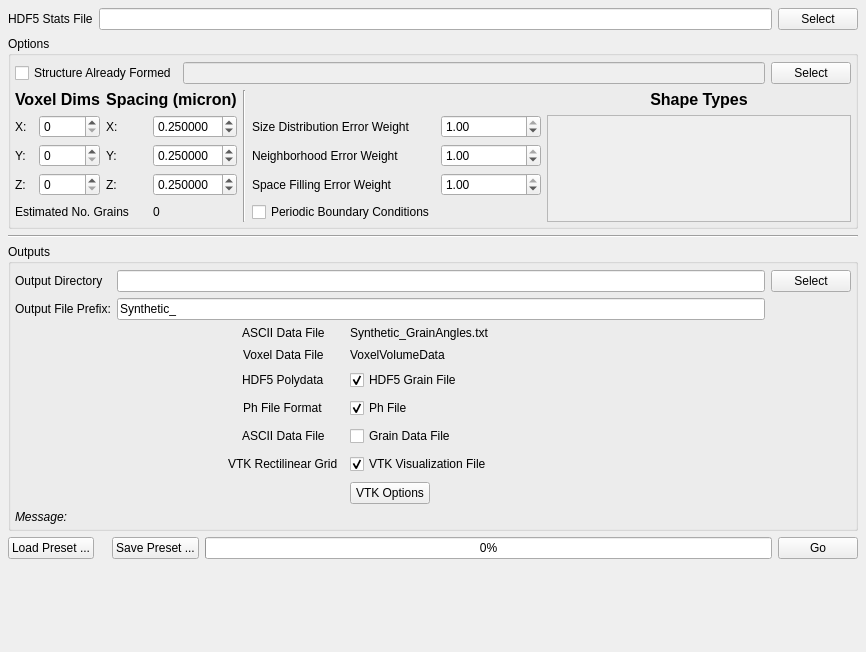
Old version of the form Source/Plugins/GrainGenerator/UI/GrainGeneratorWidget.ui in the repository BlueQuartzSoftware/DREAM3D.
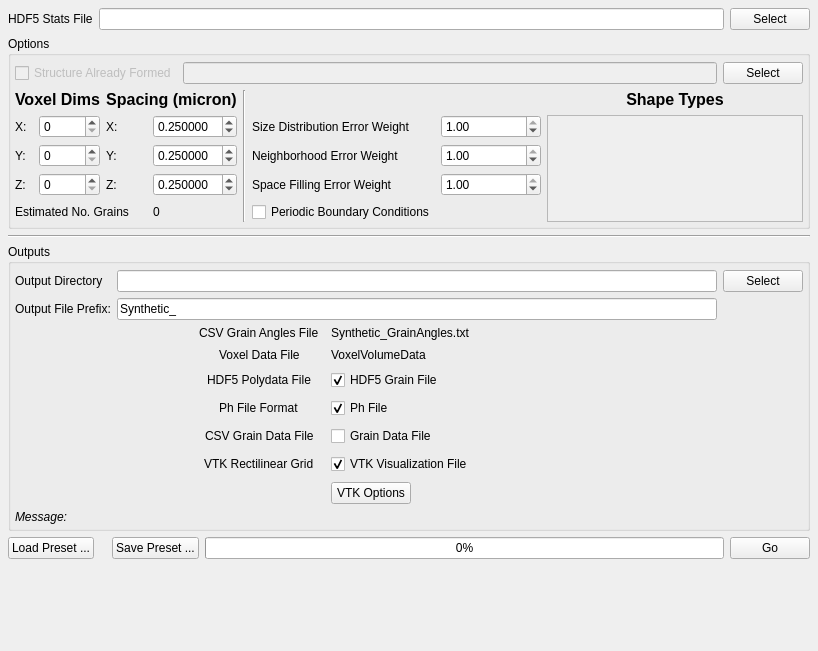
New version of the form. Custom widgets are drawn as their Qt base class.

Commit message: Fixing User Interface bugs by moving some widgets around in the various plugins. Moving to a comma delimited text file (.csv) for the grain data and grain angles files and resolving conflicts created when cherry picking from the Version-1 branch onto the master branch

What changed in the file:
```diff
--- a/Source/Plugins/GrainGenerator/UI/GrainGeneratorWidget.ui
+++ b/Source/Plugins/GrainGenerator/UI/GrainGeneratorWidget.ui
@@ -6,8 +6,8 @@
    <rect>
     <x>0</x>
     <y>0</y>
-    <width>866</width>
-    <height>652</height>
+    <width>818</width>
+    <height>651</height>
    </rect>
   </property>
   <property name="windowTitle">
@@ -64,7 +64,7 @@
         <item row="0" column="0">
          <widget class="QCheckBox" name="m_AlreadyFormed">
           <property name="enabled">
-           <bool>true</bool>
+           <bool>false</bool>
           </property>
           <property name="text">
            <string>Structure Already Formed</string>
@@ -480,7 +480,7 @@
         <item row="0" column="0">
          <widget class="QLabel" name="label_8">
           <property name="text">
-           <string>ASCII Data File</string>
+           <string>CSV Grain Angles File</string>
           </property>
          </widget>
         </item>
@@ -527,7 +527,7 @@
         <item row="2" column="0">
          <widget class="QLabel" name="label_12">
           <property name="text">
-           <string>HDF5 Polydata</string>
+           <string>HDF5 Polydata File</string>
           </property>
          </widget>
         </item>
@@ -541,7 +541,7 @@
         <item row="4" column="0">
          <widget class="QLabel" name="label_17">
           <property name="text">
-           <string>ASCII Data File</string>
+           <string>CSV Grain Data File</string>
           </property>
          </widget>
         </item>
```
Left out of the diff: 2 changed lines with no effect on the pictures. The commit also changes 8 other files.
